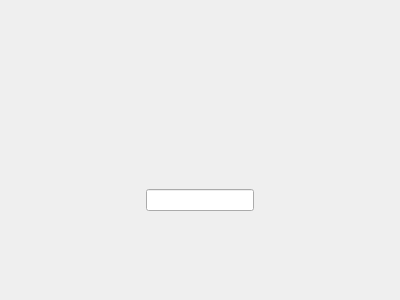
First picture: the form in UI/badger_ubuntu_22_04.ui, repository textbrowser/badger, before the edit.
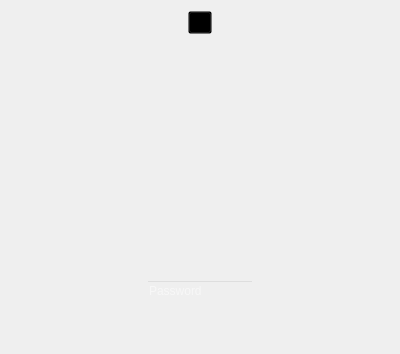
Second picture: the form after the edit.

What changed in the file:
```diff
--- a/UI/badger_ubuntu_22_04.ui
+++ b/UI/badger_ubuntu_22_04.ui
@@ -7,7 +7,7 @@
     <x>0</x>
     <y>0</y>
     <width>400</width>
-    <height>300</height>
+    <height>354</height>
    </rect>
   </property>
   <property name="windowTitle">
@@ -31,8 +31,8 @@
      </item>
      <item>
       <widget class="QToolButton" name="clock">
-       <property name="autoRaise">
-        <bool>true</bool>
+       <property name="styleSheet">
+        <string notr="true">QWidget {background: transparent; color: white;}</string>
        </property>
       </widget>
      </item>
@@ -82,17 +82,11 @@
      <item>
       <widget class="QListWidget" name="accounts">
        <property name="sizePolicy">
-        <sizepolicy hsizetype="Minimum" vsizetype="Expanding">
+        <sizepolicy hsizetype="Fixed" vsizetype="Fixed">
          <horstretch>0</horstretch>
          <verstretch>0</verstretch>
         </sizepolicy>
        </property>
-       <property name="maximumSize">
-        <size>
-         <width>16777215</width>
-         <height>64</height>
-        </size>
-       </property>
        <property name="styleSheet">
         <string notr="true">QWidget {background: transparent;}</string>
        </property>
@@ -137,7 +131,7 @@
      <item>
       <widget class="QLabel" name="account">
        <property name="sizePolicy">
-        <sizepolicy hsizetype="Minimum" vsizetype="Preferred">
+        <sizepolicy hsizetype="Maximum" vsizetype="Preferred">
          <horstretch>0</horstretch>
          <verstretch>0</verstretch>
         </sizepolicy>
@@ -180,13 +174,13 @@
      <item>
       <widget class="QLineEdit" name="password">
        <property name="sizePolicy">
-        <sizepolicy hsizetype="Minimum" vsizetype="Fixed">
+        <sizepolicy hsizetype="Maximum" vsizetype="Fixed">
          <horstretch>0</horstretch>
          <verstretch>0</verstretch>
         </sizepolicy>
        </property>
        <property name="styleSheet">
-        <string notr="true">QWidget {color: white;}</string>
+        <string notr="true">QWidget {background: transparent; color: white;}</string>
        </property>
        <property name="echoMode">
         <enum>QLineEdit::Password</enum>
@@ -242,7 +236,7 @@
      <item>
       <widget class="QLabel" name="logo">
        <property name="sizePolicy">
-        <sizepolicy hsizetype="Minimum" vsizetype="Preferred">
+        <sizepolicy hsizetype="Maximum" vsizetype="Preferred">
          <horstretch>0</horstretch>
          <verstretch>0</verstretch>
         </sizepolicy>
```
